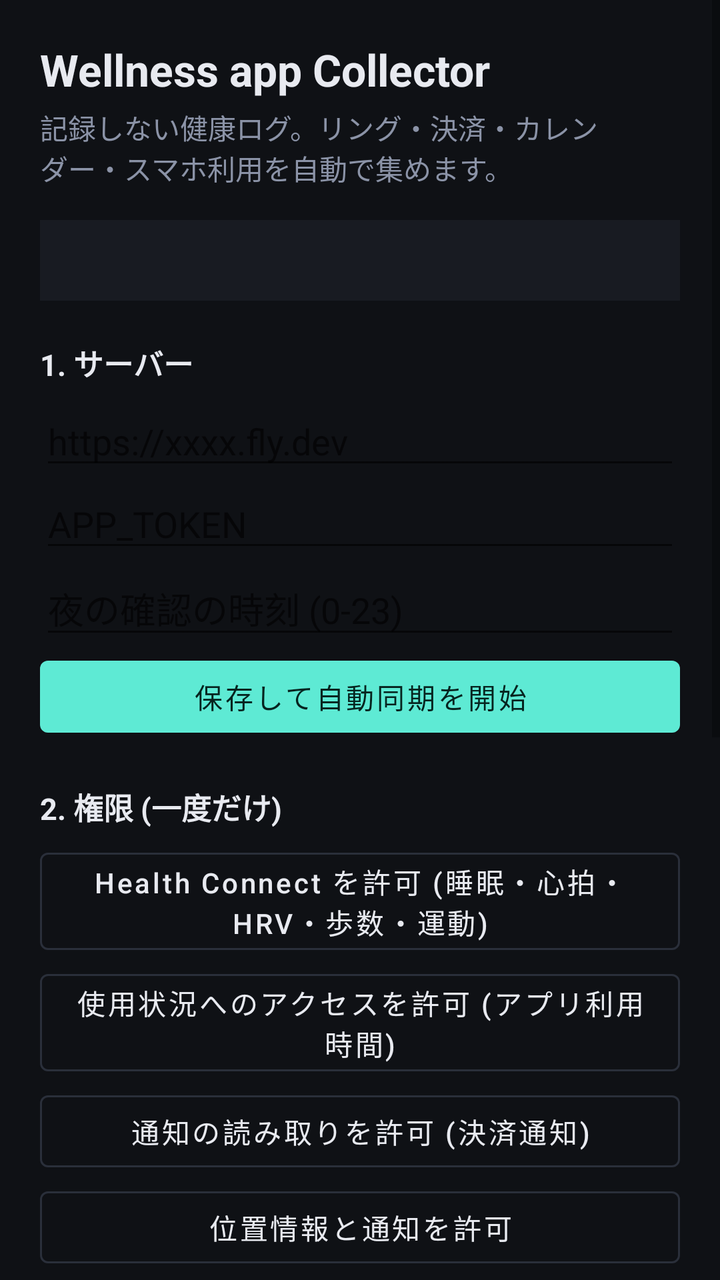
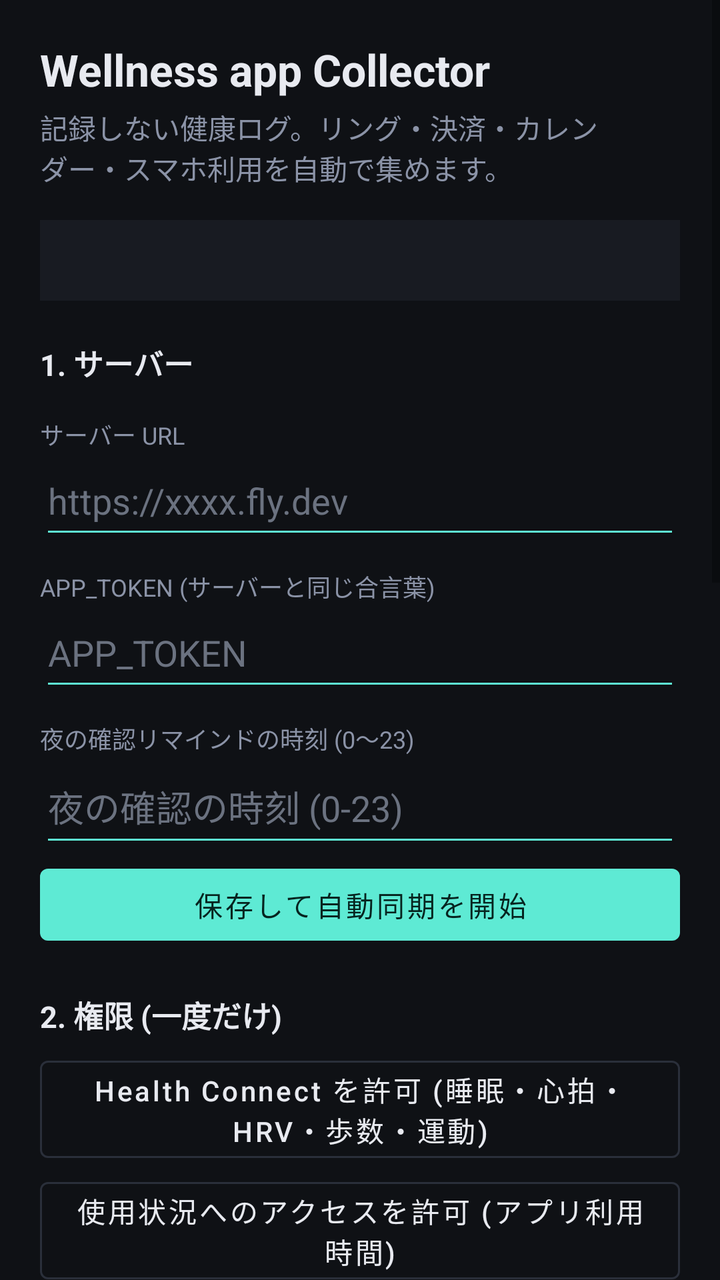

Screens rendered from an Android XML layout before and after an edit, with the pre-edit source and the edit as a unified diff.
<!-- AndroidManifest.xml: application theme Theme.WellnessApp -->
<!-- res/layout/activity_main.xml -->
<?xml version="1.0" encoding="utf-8"?>
<ScrollView xmlns:android="http://schemas.android.com/apk/res/android"
    android:layout_width="match_parent"
    android:layout_height="match_parent"
    android:fillViewport="true">

    <LinearLayout
        android:layout_width="match_parent"
        android:layout_height="wrap_content"
        android:orientation="vertical"
        android:padding="20dp">

        <TextView
            android:layout_width="match_parent"
            android:layout_height="wrap_content"
            android:text="@string/app_name"
            android:textSize="22sp"
            android:textStyle="bold" />

        <TextView
            android:layout_width="match_parent"
            android:layout_height="wrap_content"
            android:layout_marginTop="4dp"
            android:text="@string/tagline"
            android:textColor="#8b93a7" />

        <TextView
            android:id="@+id/status"
            android:layout_width="match_parent"
            android:layout_height="wrap_content"
            android:layout_marginTop="16dp"
            android:background="#181b22"
            android:fontFamily="monospace"
            android:padding="12dp"
            android:textSize="12sp" />

        <TextView style="@style/SectionTitle" android:text="1. サーバー" />

        <EditText
            android:id="@+id/serverUrl"
            android:layout_width="match_parent"
            android:layout_height="wrap_content"
            android:hint="https://xxxx.fly.dev"
            android:inputType="textUri" />

        <EditText
            android:id="@+id/token"
            android:layout_width="match_parent"
            android:layout_height="wrap_content"
            android:hint="APP_TOKEN"
            android:inputType="textPassword" />

        <EditText
            android:id="@+id/reminderHour"
            android:layout_width="match_parent"
            android:layout_height="wrap_content"
            android:hint="夜の確認の時刻 (0-23)"
            android:inputType="number" />

        <Button
            android:id="@+id/saveBtn"
            android:layout_width="match_parent"
            android:layout_height="wrap_content"
            android:text="保存して自動同期を開始" />

        <TextView style="@style/SectionTitle" android:text="2. 権限 (一度だけ)" />

        <Button android:id="@+id/healthBtn" style="@style/PermButton" android:text="Health Connect を許可 (睡眠・心拍・HRV・歩数・運動)" />
        <Button android:id="@+id/usageBtn" style="@style/PermButton" android:text="使用状況へのアクセスを許可 (アプリ利用時間)" />
        <Button android:id="@+id/notifBtn" style="@style/PermButton" android:text="通知の読み取りを許可 (決済通知)" />
        <Button android:id="@+id/locationBtn" style="@style/PermButton" android:text="位置情報と通知を許可" />
        <Button android:id="@+id/backgroundLocationBtn" style="@style/PermButton" android:text="位置情報を「常に許可」にする" />

        <TextView style="@style/SectionTitle" android:text="3. 通知を拾うアプリ (パッケージ名, カンマ区切り)" />

        <EditText
            android:id="@+id/packages"
            android:layout_width="match_parent"
            android:layout_height="wrap_content"
            android:inputType="textMultiLine"
            android:textSize="12sp" />

        <TextView
            android:layout_width="match_parent"
            android:layout_height="wrap_content"
            android:text="リストにないアプリでも「円」「ご利用」「お支払い」などを含む通知は拾います。"
            android:textColor="#8b93a7"
            android:textSize="12sp" />

        <TextView style="@style/SectionTitle" android:text="4. 動作確認" />

        <Button android:id="@+id/syncBtn" style="@style/PermButton" android:text="今すぐ同期" />
        <Button android:id="@+id/testBtn" style="@style/PermButton" android:text="サーバー接続テスト" />
        <Button android:id="@+id/openBtn" style="@style/PermButton" android:text="夜の確認画面を開く" />
        <Button android:id="@+id/reminderTestBtn" style="@style/PermButton" android:text="リマインド通知をテスト" />

        <TextView
            android:id="@+id/log"
            android:layout_width="match_parent"
            android:layout_height="wrap_content"
            android:layout_marginTop="12dp"
            android:fontFamily="monospace"
            android:textSize="12sp" />
    </LinearLayout>
</ScrollView>
<!-- resources referenced by this layout -->
<resources>
  <string name="app_name">Wellness app Collector</string>
  <string name="tagline">記録しない健康ログ。リング・決済・カレンダー・スマホ利用を自動で集めます。</string>
  <style name="PermButton" parent="Widget.MaterialComponents.Button.OutlinedButton">
          <item name="android:layout_width">match_parent</item>
          <item name="android:layout_height">wrap_content</item>
          <item name="android:textAllCaps">false</item>
          <item name="android:textColor">#e8eaf0</item>
          <item name="strokeColor">#2a2f3a</item>
      </style>
  <style name="SectionTitle">
          <item name="android:layout_width">match_parent</item>
          <item name="android:layout_height">wrap_content</item>
          <item name="android:layout_marginTop">20dp</item>
          <item name="android:layout_marginBottom">6dp</item>
          <item name="android:textStyle">bold</item>
          <item name="android:textSize">15sp</item>
      </style>
  <style name="Theme.WellnessApp" parent="Theme.MaterialComponents.DayNight.NoActionBar">
          <item name="colorPrimary">#5eead4</item>
          <item name="colorPrimaryVariant">#2dd4bf</item>
          <item name="colorOnPrimary">#06241f</item>
          <item name="colorSecondary">#a78bfa</item>
          <item name="android:windowBackground">#0f1115</item>
          <item name="android:textColor">#e8eaf0</item>
      </style>
</resources>

<!-- the commit's change to res/layout/activity_main.xml (unified diff, before → after) -->
@@ -36,6 +36,7 @@
 
         <TextView style="@style/SectionTitle" android:text="1. サーバー" />
 
+        <TextView style="@style/FieldLabel" android:text="サーバー URL" />
         <EditText
             android:id="@+id/serverUrl"
             android:layout_width="match_parent"
@@ -43,6 +44,7 @@
             android:hint="https://xxxx.fly.dev"
             android:inputType="textUri" />
 
+        <TextView style="@style/FieldLabel" android:text="APP_TOKEN (サーバーと同じ合言葉)" />
         <EditText
             android:id="@+id/token"
             android:layout_width="match_parent"
@@ -50,6 +52,7 @@
             android:hint="APP_TOKEN"
             android:inputType="textPassword" />
 
+        <TextView style="@style/FieldLabel" android:text="夜の確認リマインドの時刻 (0〜23)" />
         <EditText
             android:id="@+id/reminderHour"
             android:layout_width="match_parent"
@@ -68,6 +71,13 @@
         <Button android:id="@+id/healthBtn" style="@style/PermButton" android:text="Health Connect を許可 (睡眠・心拍・HRV・歩数・運動)" />
         <Button android:id="@+id/usageBtn" style="@style/PermButton" android:text="使用状況へのアクセスを許可 (アプリ利用時間)" />
         <Button android:id="@+id/notifBtn" style="@style/PermButton" android:text="通知の読み取りを許可 (決済通知)" />
+        <TextView
+            android:layout_width="match_parent"
+            android:layout_height="wrap_content"
+            android:text="Pixel など Android 13 以降で「制限付き設定」と出る場合: 下のボタンでアプリ情報を開き、右上の ⋮ → 「制限付き設定を許可」をしてから、もう一度上のボタンを押してください。"
+            android:textColor="#8b93a7"
+            android:textSize="12sp" />
+        <Button android:id="@+id/appInfoBtn" style="@style/PermButton" android:text="アプリ情報を開く (制限付き設定の解除)" />
         <Button android:id="@+id/locationBtn" style="@style/PermButton" android:text="位置情報と通知を許可" />
         <Button android:id="@+id/backgroundLocationBtn" style="@style/PermButton" android:text="位置情報を「常に許可」にする" />
 
@@ -83,9 +93,10 @@
         <TextView
             android:layout_width="match_parent"
             android:layout_height="wrap_content"
-            android:text="リストにないアプリでも「円」「ご利用」「お支払い」などを含む通知は拾います。"
+            android:text="リストにないアプリでも「円」「ご利用」「お支払い」などを含む通知は拾います。空のまま保存すると既定のリストに戻ります。"
             android:textColor="#8b93a7"
             android:textSize="12sp" />
+        <Button android:id="@+id/resetPackagesBtn" style="@style/PermButton" android:text="既定のリストに戻す" />
 
         <TextView style="@style/SectionTitle" android:text="4. 動作確認" />
 
<!-- resource entries referenced after the edit -->
@@ -2,6 +2,13 @@
 <resources>
   <string name="app_name">Wellness app Collector</string>
   <string name="tagline">記録しない健康ログ。リング・決済・カレンダー・スマホ利用を自動で集めます。</string>
+  <style name="FieldLabel">
+          <item name="android:layout_width">match_parent</item>
+          <item name="android:layout_height">wrap_content</item>
+          <item name="android:layout_marginTop">10dp</item>
+          <item name="android:textColor">#8b93a7</item>
+          <item name="android:textSize">12sp</item>
+      </style>
   <style name="PermButton" parent="Widget.MaterialComponents.Button.OutlinedButton">
           <item name="android:layout_width">match_parent</item>
           <item name="android:layout_height">wrap_content</item>
@@ -24,6 +31,16 @@
           <item name="colorSecondary">#a78bfa</item>
           <item name="android:windowBackground">#0f1115</item>
           <item name="android:textColor">#e8eaf0</item>
+          <item name="android:textColorHint">#6b7280</item>
+          <item name="android:editTextColor">#ffffff</item>
+          <item name="editTextStyle">@style/WellnessEditText</item>
+      </style>
+  <style name="WellnessEditText" parent="Widget.AppCompat.EditText">
+          <item name="android:textColor">#ffffff</item>
+          <item name="android:textColorHint">#6b7280</item>
+          <item name="android:backgroundTint">#5eead4</item>
+          <item name="android:paddingTop">12dp</item>
+          <item name="android:paddingBottom">12dp</item>
       </style>
 </resources>
 
